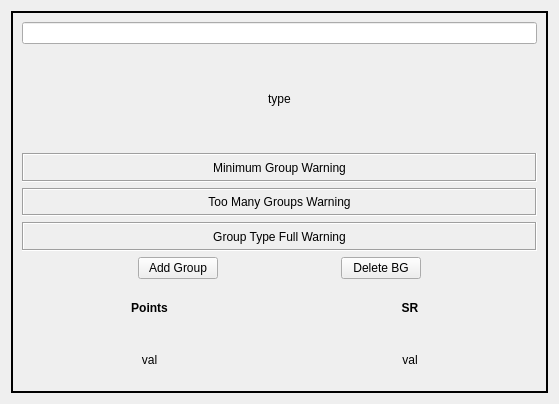
Qt form QFleet/Fleetbuilder/qflw_battlegroup.ui (RexOdonata/QFleet) before a commit.
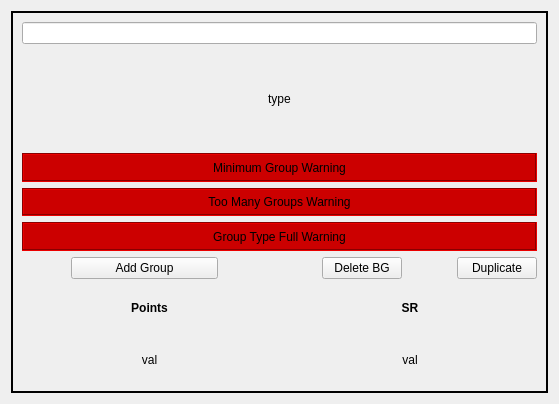
The same form after that commit.

```diff
--- a/QFleet/Fleetbuilder/qflw_battlegroup.ui
+++ b/QFleet/Fleetbuilder/qflw_battlegroup.ui
@@ -84,6 +84,9 @@
             <property name="autoFillBackground">
              <bool>false</bool>
             </property>
+            <property name="styleSheet">
+             <string notr="true">background-color:rgb(204, 0, 0)</string>
+            </property>
             <property name="frameShape">
              <enum>QFrame::Box</enum>
             </property>
@@ -106,6 +109,9 @@
               <verstretch>0</verstretch>
              </sizepolicy>
             </property>
+            <property name="styleSheet">
+             <string notr="true">background-color:rgb(204, 0, 0)</string>
+            </property>
             <property name="frameShape">
              <enum>QFrame::Box</enum>
             </property>
@@ -128,6 +134,9 @@
               <verstretch>0</verstretch>
              </sizepolicy>
             </property>
+            <property name="styleSheet">
+             <string notr="true">background-color:rgb(204, 0, 0)</string>
+            </property>
             <property name="frameShape">
              <enum>QFrame::Box</enum>
             </property>
@@ -145,7 +154,7 @@
          </layout>
         </item>
         <item>
-         <layout class="QHBoxLayout" name="horizontalLayout_2">
+         <layout class="QHBoxLayout" name="horizontalLayout_2" stretch="1,3,1,1,1,1,1">
           <item>
            <spacer name="horizontalSpacer_3">
             <property name="orientation">
@@ -166,6 +175,19 @@
             </property>
            </widget>
           </item>
+          <item>
+           <spacer name="horizontalSpacer_6">
+            <property name="orientation">
+             <enum>Qt::Horizontal</enum>
+            </property>
+            <property name="sizeHint" stdset="0">
+             <size>
+              <width>40</width>
+              <height>20</height>
+             </size>
+            </property>
+           </spacer>
+          </item>
           <item>
            <spacer name="horizontalSpacer_4">
             <property name="orientation">
@@ -199,6 +221,13 @@
             </property>
            </spacer>
           </item>
+          <item>
+           <widget class="QPushButton" name="duplicateButton">
+            <property name="text">
+             <string>Duplicate</string>
+            </property>
+           </widget>
+          </item>
          </layout>
         </item>
         <item>
```
